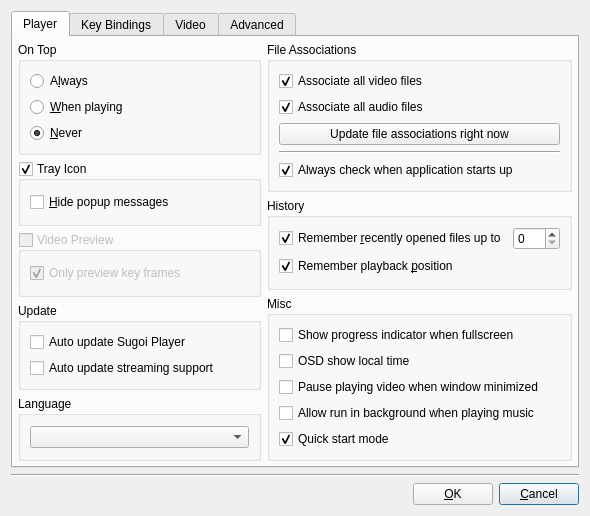
cloudskytian/sugoi-player-deprecated, file src/player/ui/preferencesdialog.ui: the form before one commit.
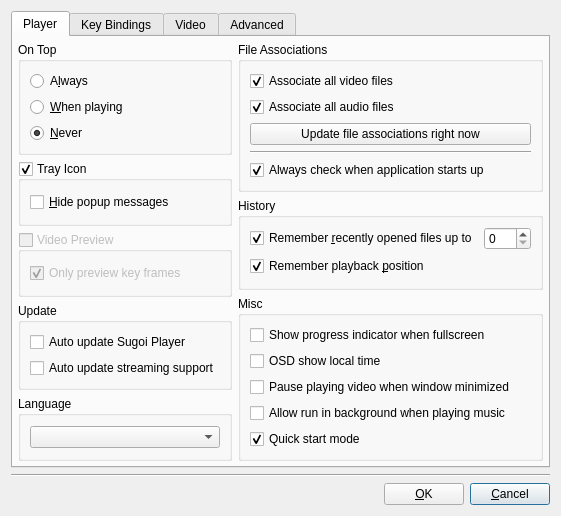
The form after the commit. Icons and pictures are not drawn.

```diff
--- a/src/player/ui/preferencesdialog.ui
+++ b/src/player/ui/preferencesdialog.ui
@@ -6,8 +6,8 @@
    <rect>
     <x>0</x>
     <y>0</y>
-    <width>590</width>
-    <height>494</height>
+    <width>490</width>
+    <height>440</height>
    </rect>
   </property>
   <property name="windowTitle">
```
